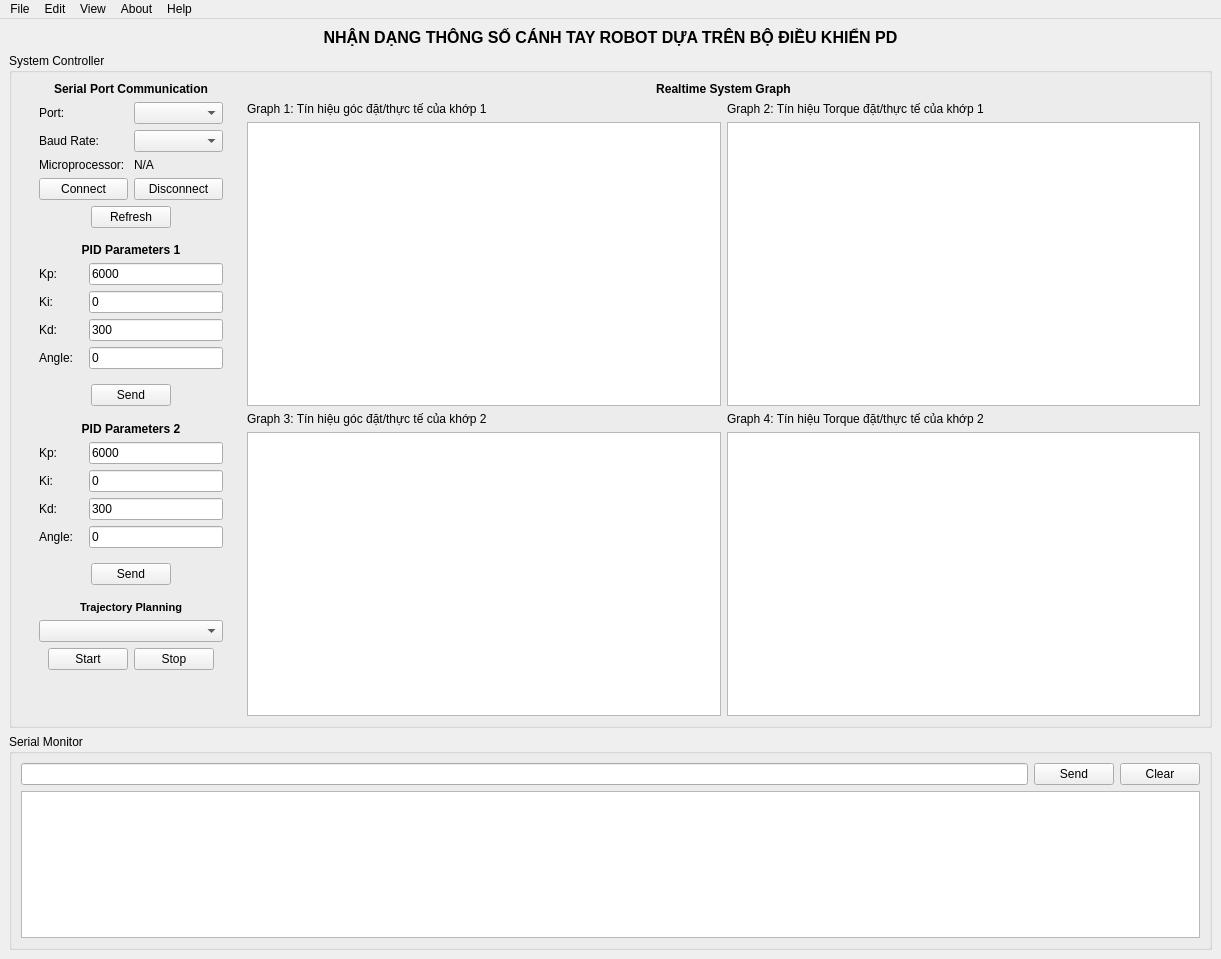
This is gui.ui in duykienphan/DoAnRobot as Qt 5 draws it before an edit. The edited form follows.
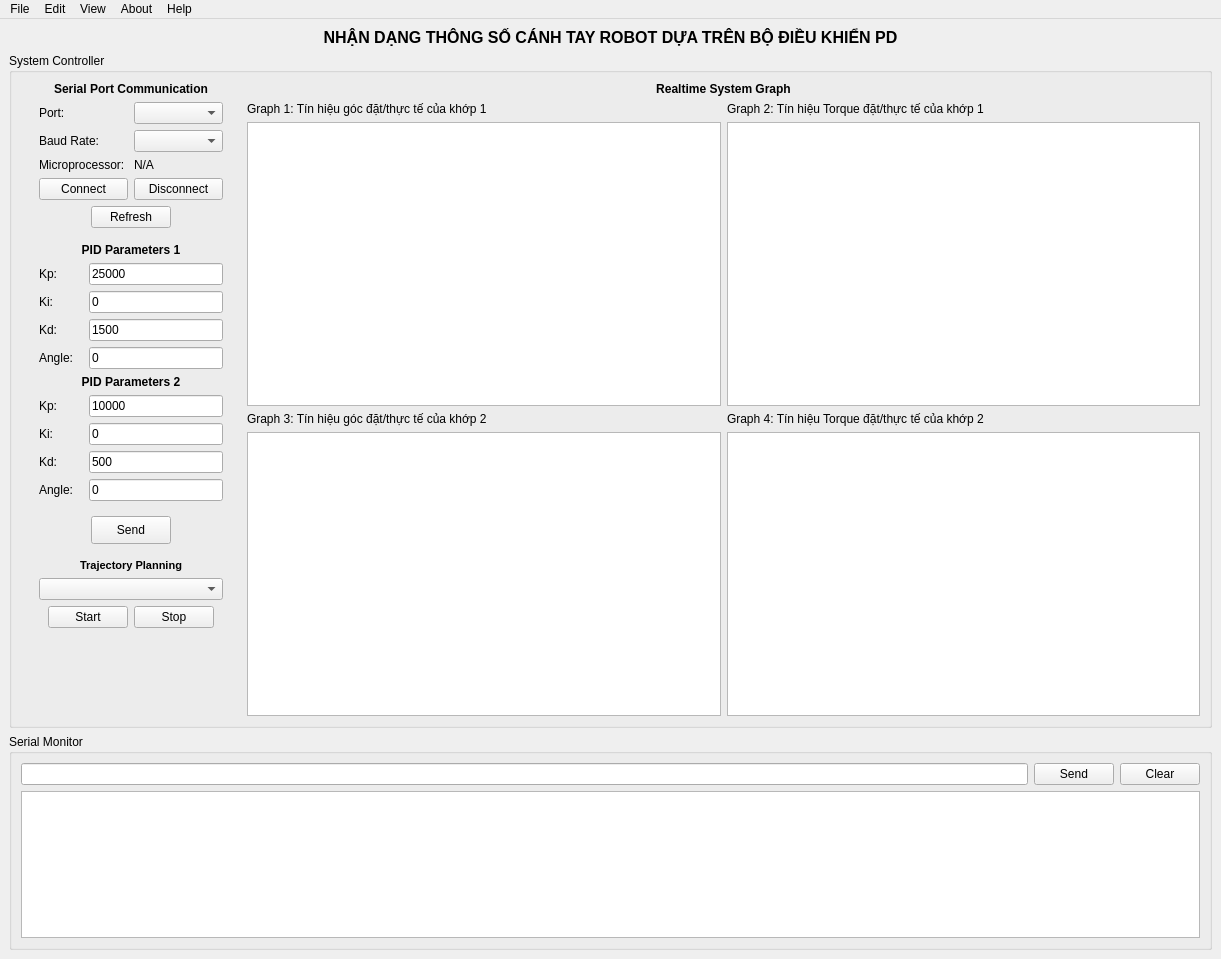
This is the edited form. The open tabs and pages were chosen to show the change. Custom widgets are drawn as their Qt base class.

```diff
--- a/gui.ui
+++ b/gui.ui
@@ -289,7 +289,7 @@
                        </size>
                       </property>
                       <property name="text">
-                       <string>6000</string>
+                       <string>25000</string>
                       </property>
                      </widget>
                     </item>
@@ -341,7 +341,7 @@
                        </size>
                       </property>
                       <property name="text">
-                       <string>300</string>
+                       <string>1500</string>
                       </property>
                      </widget>
                     </item>
@@ -374,51 +374,6 @@
                    </layout>
                   </widget>
                  </item>
-                 <item>
-                  <widget class="QWidget" name="widget_7" native="true">
-                   <property name="minimumSize">
-                    <size>
-                     <width>0</width>
-                     <height>41</height>
-                    </size>
-                   </property>
-                   <layout class="QHBoxLayout" name="horizontalLayout_2">
-                    <item>
-                     <spacer name="horizontalSpacer">
-                      <property name="orientation">
-                       <enum>Qt::Horizontal</enum>
-                      </property>
-                      <property name="sizeHint" stdset="0">
-                       <size>
-                        <width>40</width>
-                        <height>20</height>
-                       </size>
-                      </property>
-                     </spacer>
-                    </item>
-                    <item>
-                     <widget class="QPushButton" name="pushButton_5">
-                      <property name="text">
-                       <string>Send</string>
-                      </property>
-                     </widget>
-                    </item>
-                    <item>
-                     <spacer name="horizontalSpacer_2">
-                      <property name="orientation">
-                       <enum>Qt::Horizontal</enum>
-                      </property>
-                      <property name="sizeHint" stdset="0">
-                       <size>
-                        <width>40</width>
-                        <height>20</height>
-                       </size>
-                      </property>
-                     </spacer>
-                    </item>
-                   </layout>
-                  </widget>
-                 </item>
                 </layout>
                </widget>
               </item>
@@ -487,7 +442,7 @@
                        </size>
                       </property>
                       <property name="text">
-                       <string>6000</string>
+                       <string>10000</string>
                       </property>
                      </widget>
                     </item>
@@ -539,7 +494,7 @@
                        </size>
                       </property>
                       <property name="text">
-                       <string>300</string>
+                       <string>500</string>
                       </property>
                      </widget>
                     </item>
@@ -596,6 +551,12 @@
                     </item>
                     <item>
                      <widget class="QPushButton" name="pushButton_7">
+                      <property name="minimumSize">
+                       <size>
+                        <width>0</width>
+                        <height>28</height>
+                       </size>
+                      </property>
                       <property name="text">
                        <string>Send</string>
                       </property>
```
Left out of the diff: 4 changed lines with no effect on the pictures.
